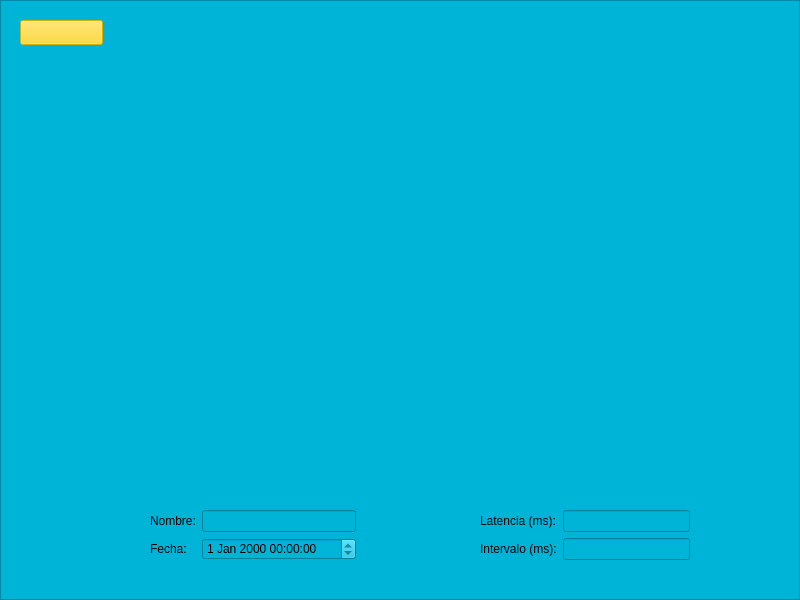
Qt form LatencyTester/startscreen.ui (guille31794/latency_tester) before a commit.
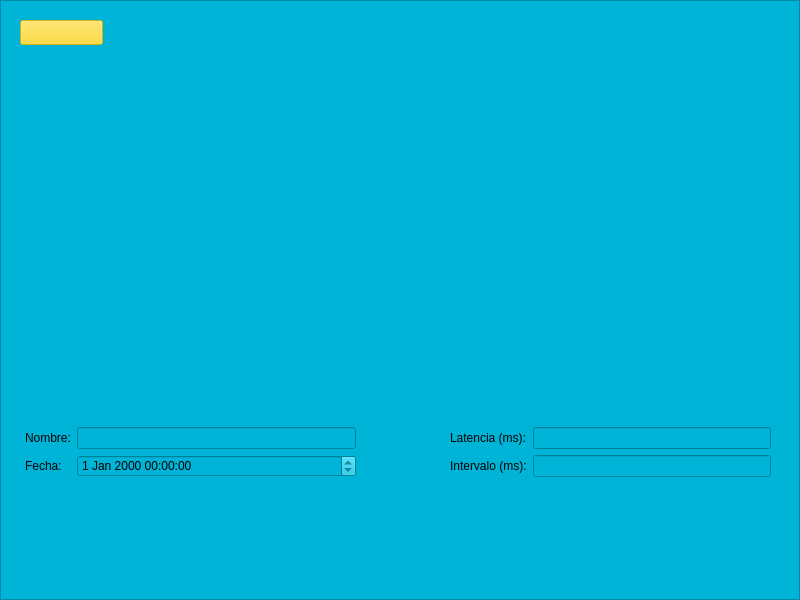
The same form after that commit. Custom widgets are drawn as their Qt base class.

Commit message: Terminado el graficado básico y el modo daltónicos

```diff
--- a/LatencyTester/startscreen.ui
+++ b/LatencyTester/startscreen.ui
@@ -599,10 +599,10 @@
     <widget class="QWidget" name="formLayoutWidget_2">
      <property name="geometry">
       <rect>
-       <x>480</x>
-       <y>510</y>
-       <width>210</width>
-       <height>58</height>
+       <x>450</x>
+       <y>427</y>
+       <width>321</width>
+       <height>141</height>
       </rect>
      </property>
      <layout class="QFormLayout" name="formLayout_2">
@@ -639,10 +639,10 @@
     <widget class="QWidget" name="formLayoutWidget_3">
      <property name="geometry">
       <rect>
-       <x>150</x>
-       <y>510</y>
-       <width>206</width>
-       <height>58</height>
+       <x>25</x>
+       <y>427</y>
+       <width>331</width>
+       <height>141</height>
       </rect>
      </property>
      <layout class="QFormLayout" name="formLayout_3">
```
The commit also changes 2 other files.
